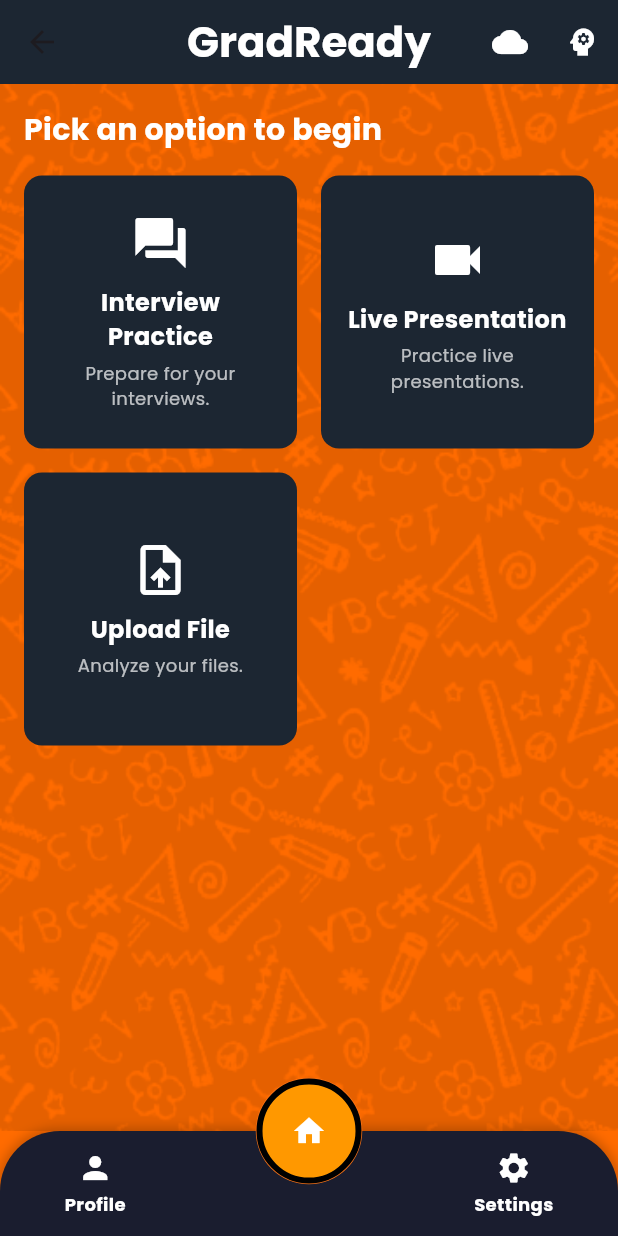
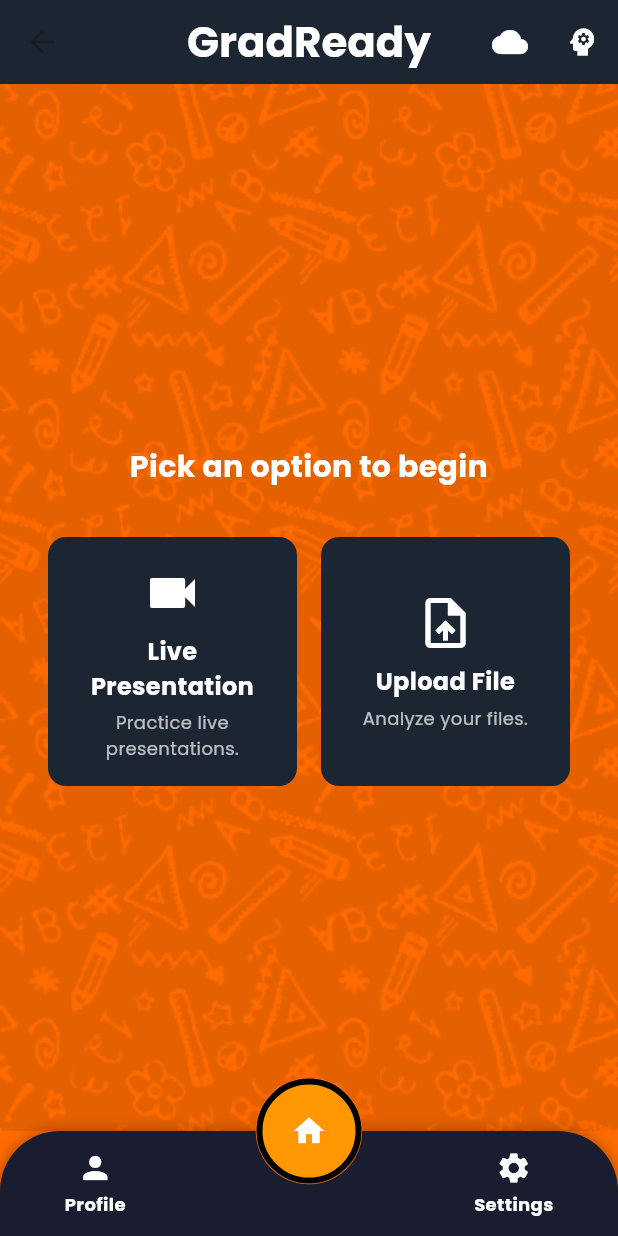
Before and after one commit to Rikue29/grad_ready, a Flutter app: the PresentationHomePage screen opened by its route, on a phone screen of 412 x 824 dp. Run offline on Flutter 3.47's test engine with Material 3 defaults, Android fonts, the phone set to English and light mode, and no system bars; our stand-ins replace avatar_glow, firebase_auth, firebase_core, flutter_dotenv, flutter_staggered_animations, google_fonts and 3 more; missing offline and left inert: google_speech, googleapis; accounts and stored records are empty.

Commit message:
Change Readme and Presentation Homepage

```diff
--- a/lib/main.dart
+++ b/lib/main.dart
@@ -3,7 +3,6 @@
 import 'package:gradready_interview/screens/profile_page.dart';
 import 'package:gradready_interview/screens/settings_page.dart';
 import 'package:gradready_interview/screens/splash_screen.dart';
-// Ensure this file exists and is correct
 import 'package:firebase_core/firebase_core.dart';
 import 'package:flutter_dotenv/flutter_dotenv.dart';
 import 'screens/login.dart';
@@ -13,7 +12,6 @@
 import 'services/env_config_service.dart';
 import 'package:gradready_interview/screens/interview_role.dart';
 import 'package:google_fonts/google_fonts.dart';
-// added import statement
 
 void main() async {
   WidgetsFlutterBinding.ensureInitialized();
--- a/lib/screens/presentation_homepage.dart
+++ b/lib/screens/presentation_homepage.dart
@@ -55,9 +55,10 @@
           ),
           Padding(
             padding: const EdgeInsets.all(16.0),
+            child: Center(
               child: Column(
-              crossAxisAlignment: CrossAxisAlignment.start,
                 children: [
+                  const SizedBox(height: 225), // Add space from top
                   const Text(
                     "Pick an option to begin",
                     style: TextStyle(
@@ -69,21 +70,15 @@
                     textAlign: TextAlign.center,
                   ),
                   const SizedBox(height: 16),
-                Expanded(
+                  Container(
+                    padding: const EdgeInsets.all(16),
                     child: GridView.count(
                       crossAxisCount: 2,
                       crossAxisSpacing: 16,
                       mainAxisSpacing: 16,
+                      shrinkWrap: true,
+                      physics: const NeverScrollableScrollPhysics(),
                       children: [
-                      _buildTile(
-                        context,
-                        icon: Icons.question_answer,
-                        title: "Interview Practice",
-                        description: "Prepare for your interviews.",
-                        onTap: () {
-                          Navigator.pushNamed(context, '/interview');
-                        },
-                      ),
                         _buildTile(
                           context,
                           icon: Icons.videocam,
@@ -112,6 +107,7 @@
                     ),
                   ),
                 ],
+              ),
             ),
           ),
         ],
```
Also changed, not shown: 15 other files. Lines whose indentation alone changed are shown as unchanged.
